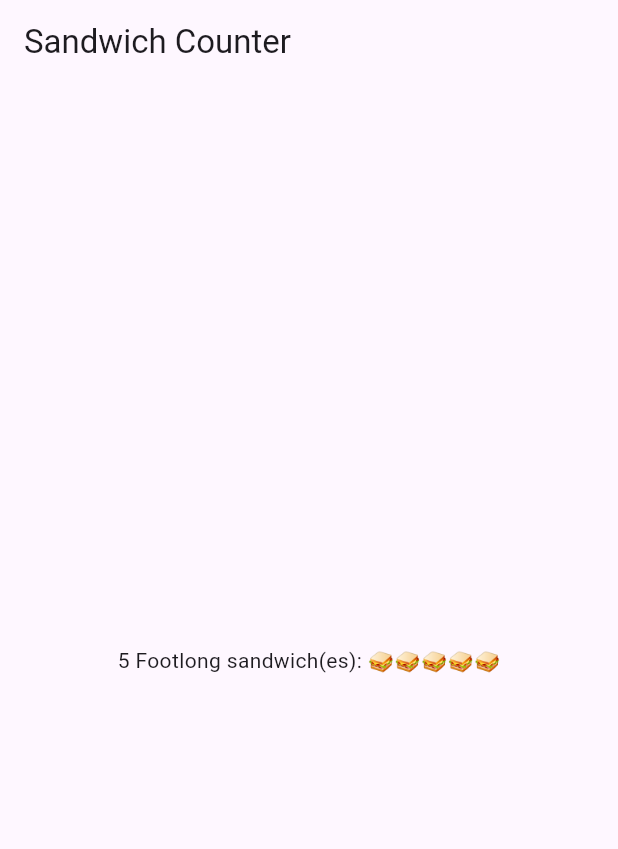
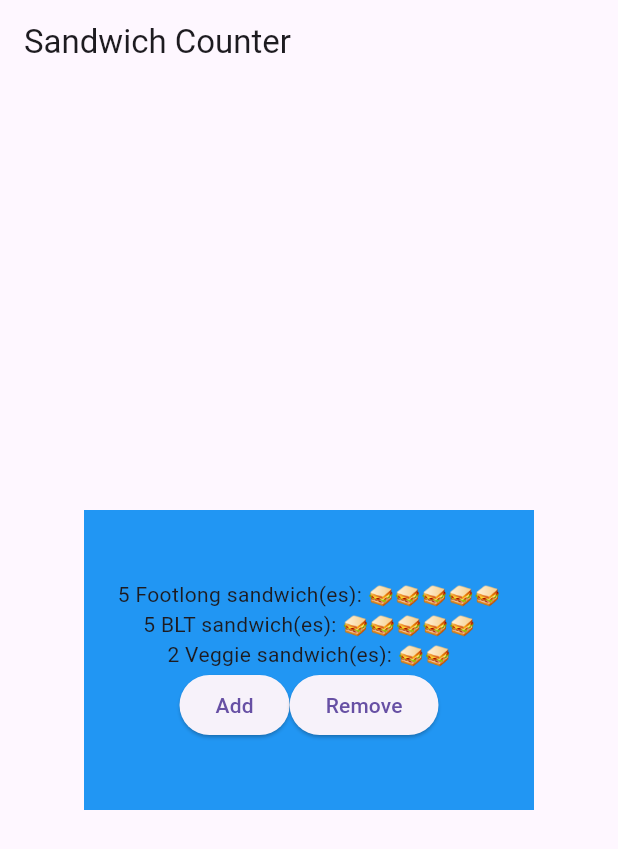
Before and after one commit to Ty694nite/Programming-Applications-and-Programming-Languages, a Flutter app: the screen it shows after launch, on a phone screen of 412 x 824 dp. Shown: the top 849 px of the screen. Run offline on Flutter 3.47's test engine with Material 3 defaults, Android fonts, the phone set to English and light mode, and no system bars.

Commit message:
Add add and remove buttons

```diff
--- a/flutter_application_1/lib/main.dart
+++ b/flutter_application_1/lib/main.dart
@@ -13,7 +13,40 @@ class App extends StatelessWidget {
       title: 'Sandwich Shop App',
       home: Scaffold(
         appBar: AppBar(title: const Text('Sandwich Counter')),
-        body: const Center(child: OrderItemDisplay(5, 'Footlong')),
+        body: Center(
+          child: Container(
+            width: 300,
+            height: 200,
+            color: Colors.blue,
+            child: Column(
+              mainAxisAlignment: MainAxisAlignment.center,
+              children: [
+                Column(
+                  mainAxisAlignment: MainAxisAlignment.center,
+                  children: [
+                    const OrderItemDisplay(5, 'Footlong'),
+                    const OrderItemDisplay(5, 'BLT'),
+                    const OrderItemDisplay(2, 'Veggie'),
+                  ],
+                ),
+                Row(
+                  // Second row for ElevatedButtons
+                  mainAxisAlignment: MainAxisAlignment.center,
+                  children: [
+                    ElevatedButton(
+                      onPressed: () => print('Add button pressed!'),
+                      child: const Text('Add'),
+                    ),
+                    ElevatedButton(
+                      onPressed: () => print('Remove button pressed!'),
+                      child: const Text('Remove'),
+                    ),
+                  ],
+                ),
+              ],
+            ),
+          ),
+        ),
       ),
     );
   }
```
